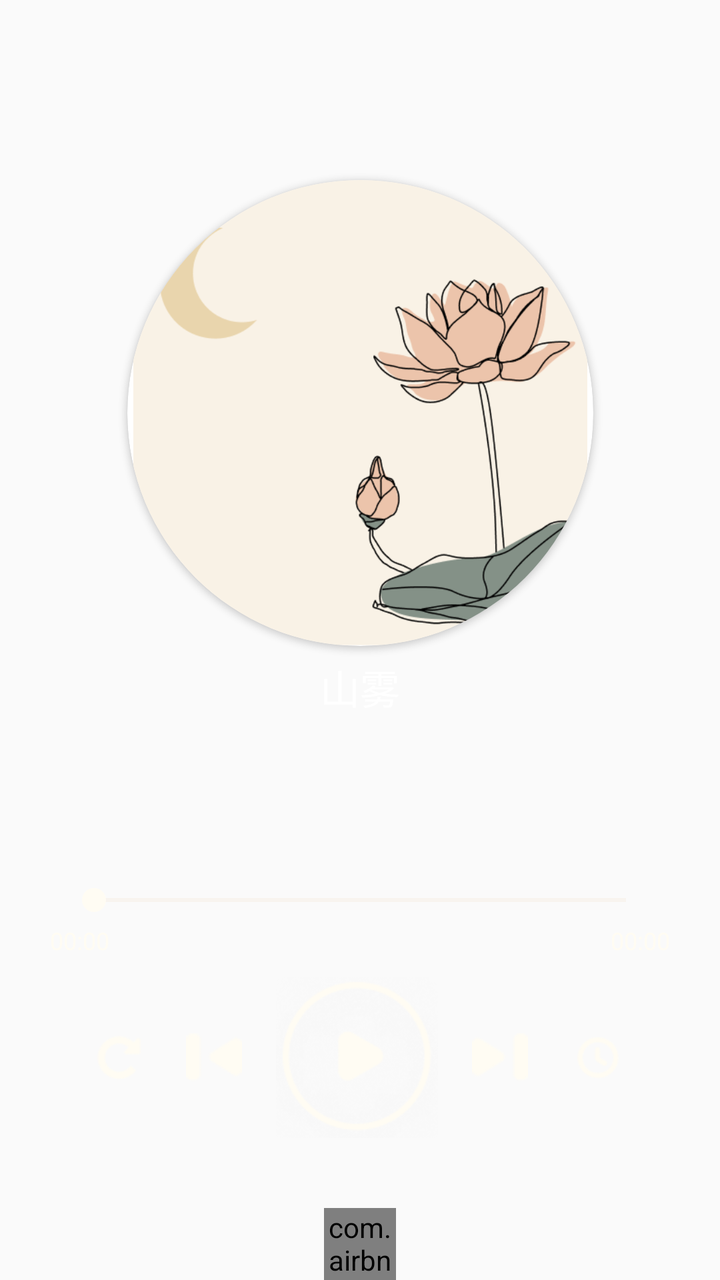
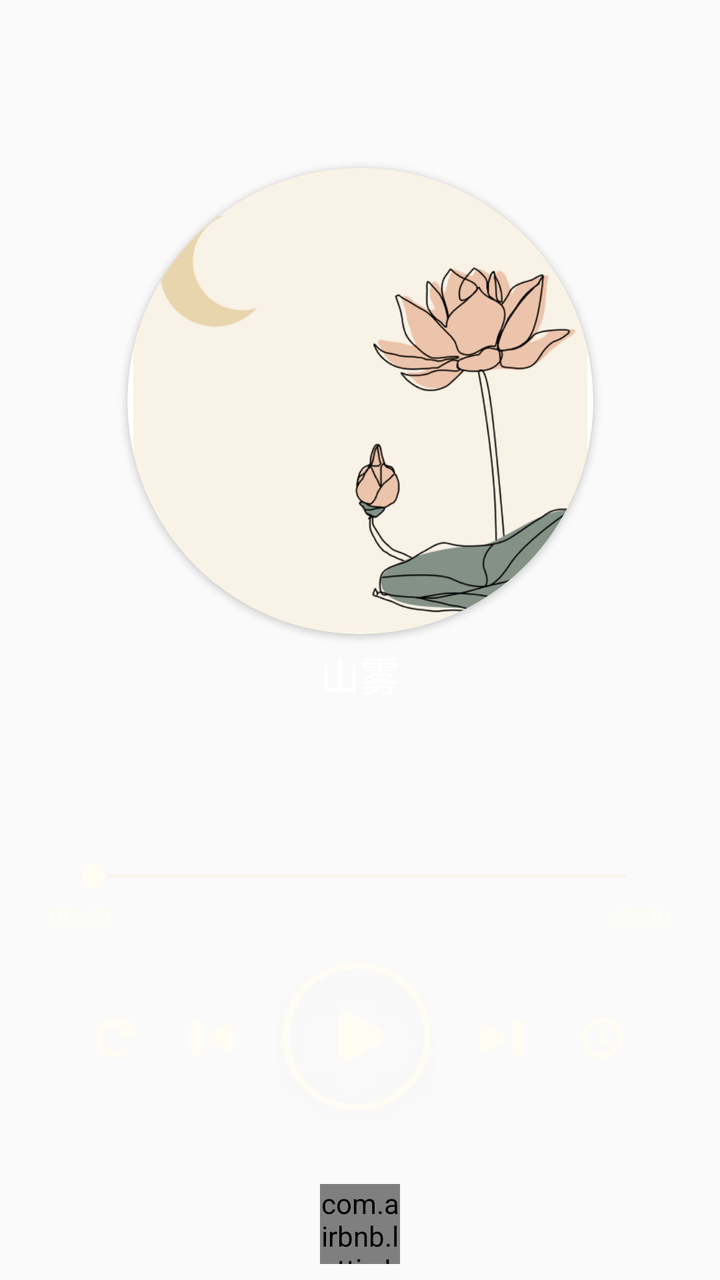

Before-and-after screenshots of an Android layout around one commit, followed by the original layout XML and the change that was made.
<!-- AndroidManifest.xml: application theme Theme.AppCompat.Light.NoActionBar -->
<!-- res/layout/activity_meditation.xml -->
<?xml version="1.0" encoding="utf-8"?>
<androidx.constraintlayout.widget.ConstraintLayout xmlns:android="http://schemas.android.com/apk/res/android"
    xmlns:app="http://schemas.android.com/apk/res-auto"
    xmlns:tools="http://schemas.android.com/tools"
    android:id="@+id/main"
    android:layout_width="match_parent"
    android:layout_height="match_parent"
    tools:context=".MeditationActivity">

    <androidx.cardview.widget.CardView
        android:id="@+id/cardView2"
        android:layout_width="233dp"
        android:layout_height="233dp"
        app:cardCornerRadius="200dp"
        app:layout_constraintBottom_toTopOf="@+id/lin_kz"
        app:layout_constraintEnd_toEndOf="parent"
        app:layout_constraintStart_toStartOf="parent"
        app:layout_constraintTop_toTopOf="parent">

        <ImageView
            android:id="@+id/img_circle"
            android:layout_width="wrap_content"
            android:layout_height="wrap_content"
            android:src="@drawable/qf_bg" />
    </androidx.cardview.widget.CardView>

    <TextView
        android:id="@+id/txt_name"
        android:layout_width="0dp"
        android:layout_height="wrap_content"
        android:gravity="center"
        android:text="山雾"
        android:textColor="#FFFFFF"
        android:textSize="20sp"
        app:layout_constraintBottom_toTopOf="@+id/lin_kz"
        app:layout_constraintEnd_toEndOf="parent"
        app:layout_constraintHorizontal_bias="0.0"
        app:layout_constraintStart_toStartOf="parent"
        app:layout_constraintTop_toBottomOf="@+id/cardView2"
        app:layout_constraintVertical_bias="0.1" />

    <LinearLayout
        android:id="@+id/lin_kz"
        android:layout_width="match_parent"
        android:layout_height="191dp"
        android:orientation="vertical"
        android:padding="25dp"
        app:layout_constraintBottom_toTopOf="@+id/linearLayout19"
        app:layout_constraintEnd_toEndOf="parent"
        app:layout_constraintStart_toStartOf="parent">

        <SeekBar
            android:id="@+id/seekBar"
            android:layout_width="match_parent"
            android:layout_height="24dp"
            android:layout_marginLeft="6dp"
            android:layout_marginRight="6dp"
            android:progressBackgroundTint="#EDDECB"
            android:progressTint="#FFFCF3"
            android:thumbTint="#FFFCF3"
            android:visibility="visible" />

        <LinearLayout
            android:layout_width="match_parent"
            android:layout_height="wrap_content"
            android:orientation="horizontal">

            <TextView
                android:id="@+id/txt_stateTime"
                android:layout_width="wrap_content"
                android:layout_height="wrap_content"
                android:layout_weight="1"
                android:text="00:00"
                android:textColor="#FFFCF3"
                android:textSize="12sp" />

            <TextView
                android:id="@+id/txt_endTime"
                android:layout_width="wrap_content"
                android:layout_height="wrap_content"
                android:layout_weight="1"
                android:gravity="right"
                android:text="00:00"
                android:textColor="#FFFCF3"
                android:textSize="12sp" />
        </LinearLayout>

        <LinearLayout
            android:layout_width="match_parent"
            android:layout_height="match_parent"
            android:gravity="center"
            android:orientation="horizontal"
            android:padding="10dp">

            <ImageView
                android:id="@+id/img_reset"
                android:layout_width="wrap_content"
                android:layout_height="24dp"
                android:layout_weight="1"
                android:src="@drawable/med_reset" />

            <ImageView
                android:id="@+id/img_previous"
                android:layout_width="wrap_content"
                android:layout_height="24dp"
                android:layout_weight="1"
                android:src="@drawable/med_previous" />

            <ImageView
                android:id="@+id/img_bf"
                android:layout_width="81dp"
                android:layout_height="81dp"
                android:layout_weight="1"
                android:src="@drawable/med_stop" />

            <ImageView
                android:id="@+id/img_next"
                android:layout_width="wrap_content"
                android:layout_height="24dp"
                android:layout_weight="1"
                android:src="@drawable/med_next" />

            <ImageView
                android:id="@+id/img_timing"
                android:layout_width="wrap_content"
                android:layout_height="24dp"
                android:layout_weight="1"
                app:srcCompat="@drawable/med_timing" />
        </LinearLayout>

    </LinearLayout>

    <LinearLayout
        android:id="@+id/linearLayout19"
        android:layout_width="match_parent"
        android:layout_height="wrap_content"
        android:gravity="center"
        android:orientation="vertical"
        app:layout_constraintBottom_toBottomOf="parent"
        app:layout_constraintEnd_toEndOf="parent"
        app:layout_constraintStart_toStartOf="parent">

        <com.airbnb.lottie.LottieAnimationView
            android:id="@+id/lottie_breathe"
            android:layout_width="36dp"
            android:layout_height="36dp"
            android:visibility="visible"
            app:lottie_autoPlay="true"
            app:lottie_loop="true"
            app:lottie_rawRes="@raw/qi" />
    </LinearLayout>

</androidx.constraintlayout.widget.ConstraintLayout>
<!-- resources referenced by this layout -->
<resources>
  <!-- drawable med_next: png bitmap (drawable, 500 bytes) -->
  <!-- drawable med_previous: png bitmap (drawable, 497 bytes) -->
  <!-- drawable med_reset: png bitmap (drawable, 784 bytes) -->
  <!-- drawable med_stop: png bitmap (drawable, 9408 bytes) -->
  <!-- drawable med_timing: png bitmap (drawable, 910 bytes) -->
  <!-- drawable qf_bg: png bitmap (drawable, 34619 bytes) -->
</resources>

<!-- the commit's change to res/layout/activity_meditation.xml (unified diff, before → after) -->
@@ -44,7 +44,10 @@
         android:layout_width="match_parent"
         android:layout_height="191dp"
         android:orientation="vertical"
-        android:padding="25dp"
+        android:paddingLeft="25dp"
+        android:paddingTop="25dp"
+        android:paddingRight="25dp"
+        android:paddingBottom="20dp"
         app:layout_constraintBottom_toTopOf="@+id/linearLayout19"
         app:layout_constraintEnd_toEndOf="parent"
         app:layout_constraintStart_toStartOf="parent">
@@ -95,14 +98,14 @@
             <ImageView
                 android:id="@+id/img_reset"
                 android:layout_width="wrap_content"
-                android:layout_height="24dp"
+                android:layout_height="22dp"
                 android:layout_weight="1"
                 android:src="@drawable/med_reset" />
 
             <ImageView
                 android:id="@+id/img_previous"
                 android:layout_width="wrap_content"
-                android:layout_height="24dp"
+                android:layout_height="18dp"
                 android:layout_weight="1"
                 android:src="@drawable/med_previous" />
 
@@ -116,7 +119,7 @@
             <ImageView
                 android:id="@+id/img_next"
                 android:layout_width="wrap_content"
-                android:layout_height="24dp"
+                android:layout_height="18dp"
                 android:layout_weight="1"
                 android:src="@drawable/med_next" />
 
@@ -134,6 +137,7 @@
         android:id="@+id/linearLayout19"
         android:layout_width="match_parent"
         android:layout_height="wrap_content"
+        android:layout_marginBottom="8dp"
         android:gravity="center"
         android:orientation="vertical"
         app:layout_constraintBottom_toBottomOf="parent"
@@ -142,12 +146,12 @@
 
         <com.airbnb.lottie.LottieAnimationView
             android:id="@+id/lottie_breathe"
-            android:layout_width="36dp"
-            android:layout_height="36dp"
+            android:layout_width="40dp"
+            android:layout_height="40dp"
             android:visibility="visible"
             app:lottie_autoPlay="true"
             app:lottie_loop="true"
-            app:lottie_rawRes="@raw/qi" />
+            app:lottie_rawRes="@raw/breathing" />
     </LinearLayout>
 
 </androidx.constraintlayout.widget.ConstraintLayout>
<!-- resource entries referenced after the edit -->
@@ -1,7 +1,7 @@
 <!-- resources referenced by this layout -->
 <resources>
-  <!-- drawable med_next: png bitmap (drawable, 500 bytes) -->
-  <!-- drawable med_previous: png bitmap (drawable, 497 bytes) -->
+  <!-- drawable med_next: png bitmap (drawable, 597 bytes) -->
+  <!-- drawable med_previous: png bitmap (drawable, 570 bytes) -->
   <!-- drawable med_reset: png bitmap (drawable, 784 bytes) -->
   <!-- drawable med_stop: png bitmap (drawable, 9408 bytes) -->
   <!-- drawable med_timing: png bitmap (drawable, 910 bytes) -->
